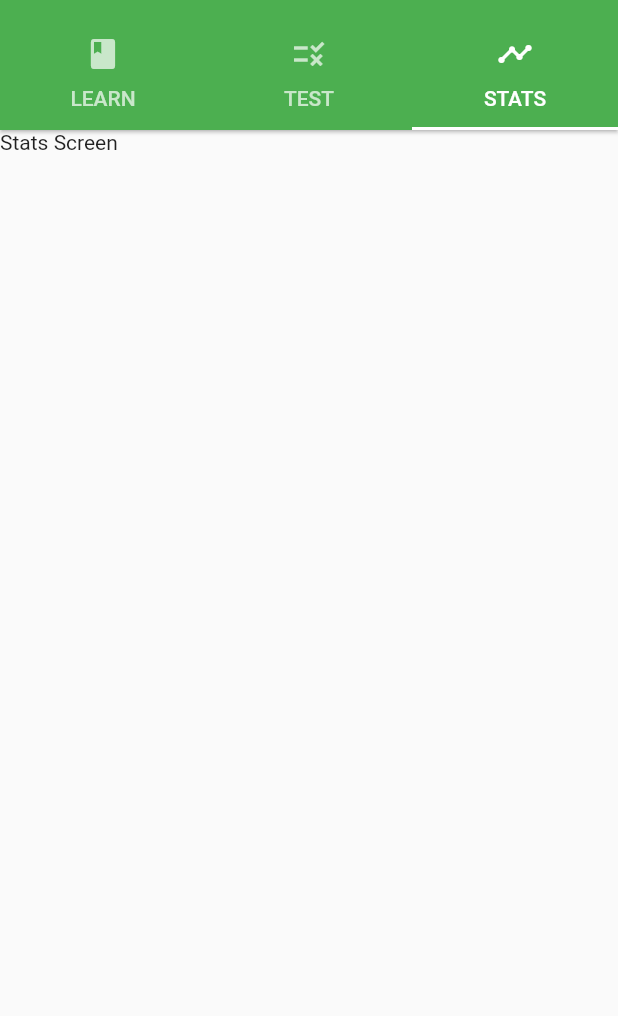
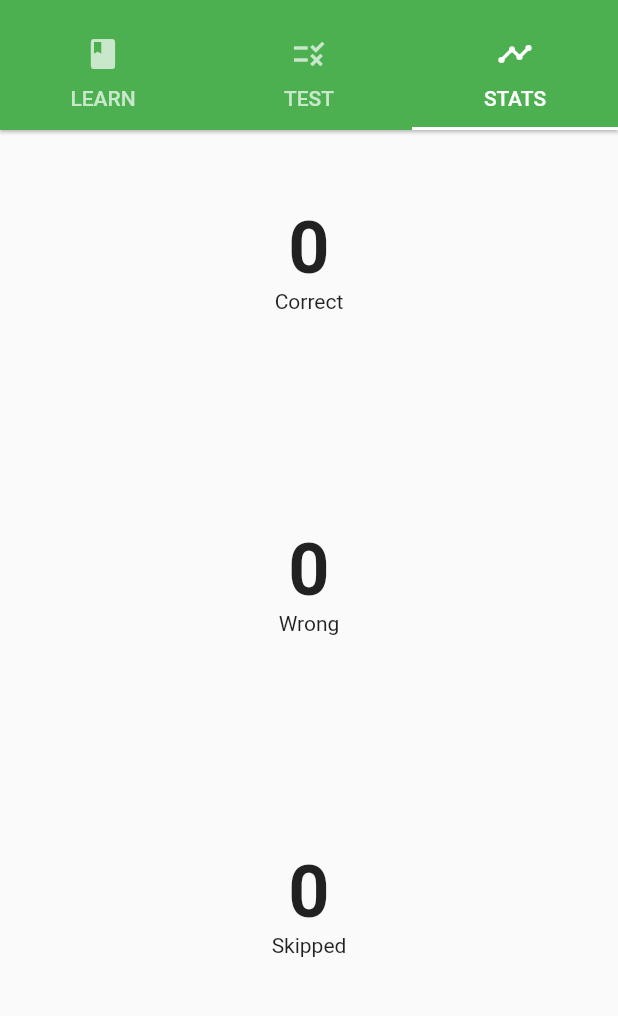
Before and after one commit to flyingcakes85/midori, a Flutter app: the screen it shows after launch, tab 3 chosen, on a phone screen of 412 x 824 dp, the part 65-1081 px from its top. Run offline on Flutter 3.47's test engine with Material 2 defaults, Android fonts, the phone set to English and light mode, and no system bars; our stand-ins replace shared_preferences.

Commit message:
Persist Stats

```diff
--- a/lib/screens/result_screen.dart
+++ b/lib/screens/result_screen.dart
@@ -1,4 +1,5 @@
 import 'package:flutter/material.dart';
+import 'package:shared_preferences/shared_preferences.dart';
 import 'package:Midori/quiz_time_data.dart';
 import 'package:Midori/quiz_time_data.dart' as QuizTimeData;
 
@@ -94,7 +95,30 @@ class ResultScreen extends StatelessWidget {
     final listItems = wrongItems + skippedItems + rightItems;
 
     // final ResultArguments args = ModalRoute.of(context).settings.arguments;
+    _saveStats() async {
+      final prefs = await SharedPreferences.getInstance();
+      int rightAns;
+      int wrongAns;
+      int skipped;
 
+      if (prefs.containsKey('rightAns')) {
+        rightAns = prefs.getInt('rightAns');
+      }
+      if (prefs.containsKey('wrongAns')) {
+        wrongAns = prefs.getInt('wrongAns');
+      }
+      if (prefs.containsKey('skipped')) {
+        skipped = prefs.getInt('skipped');
+      }
+      wrongAns += QuizTimeData.wrongAnswers.length;
+      rightAns += QuizTimeData.rightAnswers.length;
+      skipped += QuizTimeData.skippedAnswers.length;
+      prefs.setInt('rightAns', rightAns);
+      prefs.setInt('wrongAns', wrongAns);
+      prefs.setInt('skipped', skipped);
+    }
+
+    _saveStats();
     return Scaffold(
         appBar: AppBar(
           title: Text('Results!'),
--- a/lib/screens/stats_screen.dart
+++ b/lib/screens/stats_screen.dart
@@ -1,8 +1,68 @@
 import 'package:flutter/material.dart';
+import 'package:shared_preferences/shared_preferences.dart';
 
-class StatsScreen extends StatelessWidget {
+class StatsScreen extends StatefulWidget {
+  @override
+  _StatsScreenState createState() => _StatsScreenState();
+}
+
+class _StatsScreenState extends State<StatsScreen> {
+  int _rightAns;
+
+  int _wrongAns;
+
+  int _skipped;
+
+  TextStyle numberDisplay =
+      TextStyle(fontWeight: FontWeight.bold, fontSize: 48);
+
   @override
   Widget build(BuildContext context) {
-    return Text('Stats Screen');
+    _getStats() async {
+      final prefs = await SharedPreferences.getInstance();
+      setState(() {
+        _rightAns = (prefs.getInt('rightAns') ?? 0);
+        prefs.setInt('rightAns', _rightAns);
+      });
+      setState(() {
+        _wrongAns = (prefs.getInt('wrongAns') ?? 0);
+        prefs.setInt('wrongAns', _wrongAns);
+      });
+      setState(() {
+        _skipped = (prefs.getInt('skipped') ?? 0);
+        prefs.setInt('skipped', _skipped);
+      });
+    }
+
+    _getStats();
+    return Center(
+        child: Container(
+      padding: EdgeInsets.only(top: 50),
+      child: Column(
+        children: [
+          Expanded(
+            flex: 1,
+            child: Column(children: [
+              Text(_rightAns.toString(), style: numberDisplay),
+              Text('Correct'),
+            ]),
+          ),
+          Expanded(
+            flex: 1,
+            child: Column(children: [
+              Text(_wrongAns.toString(), style: numberDisplay),
+              Text('Wrong'),
+            ]),
+          ),
+          Expanded(
+            flex: 1,
+            child: Column(children: [
+              Text(_skipped.toString(), style: numberDisplay),
+              Text('Skipped'),
+            ]),
+          )
+        ],
+      ),
+    ));
   }
 }
--- a/pubspec.yaml
+++ b/pubspec.yaml
@@ -29,6 +29,7 @@ dependencies:
   # Use with the CupertinoIcons class for iOS style icons.
   cupertino_icons: ^1.0.0
   url_launcher: ^5.7.10
+  shared_preferences: ^0.5.12+4
 
 dev_dependencies:
   flutter_test:
```
Also changed, not shown: pubspec.lock.
